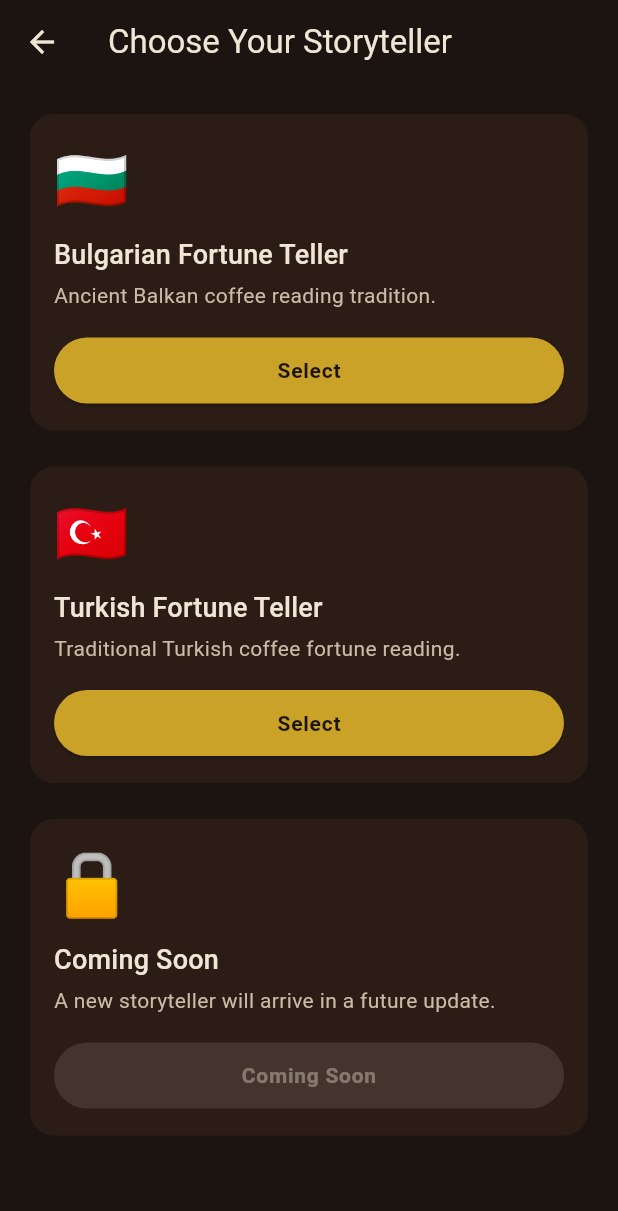
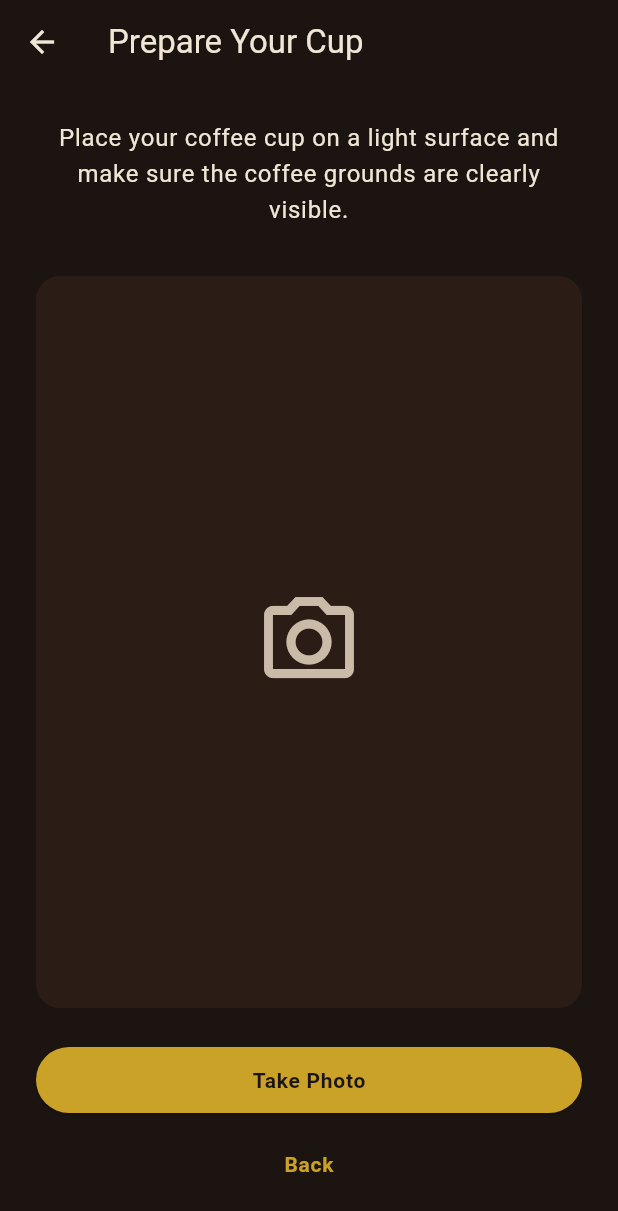
Before and after one commit to Thearchitectoftiles369/CupWhisper, a Flutter app: the ChooseStorytellerScreen screen opened directly, after a tap on "Select", on a phone screen of 412 x 824 dp. Shown: the top 1211 px of the screen. Run offline on Flutter 3.47's test engine with Material 3 defaults, Android fonts, the phone set to English and light mode, and no system bars; our stand-ins replace flutter_riverpod.

Commit message:
Wire ChooseStorytellerScreen navigation to CameraScreen, complete MVP flow through ReadingResultScreen

```diff
--- /dev/null
+++ b/flutter_app/lib/features/reading/camera_screen.dart
@@ -0,0 +1,70 @@
+import 'package:flutter/material.dart';
+import '../../core/theme/app_colors.dart';
+import '../../core/theme/app_radius.dart';
+import '../../core/theme/app_spacing.dart';
+import 'processing_screen.dart';
+
+class CameraScreen extends StatelessWidget {
+  const CameraScreen({super.key});
+
+  @override
+  Widget build(BuildContext context) {
+    final textTheme = Theme.of(context).textTheme;
+
+    return Scaffold(
+      appBar: AppBar(
+        title: const Text('Prepare Your Cup'),
+      ),
+      body: SafeArea(
+        child: Padding(
+          padding: const EdgeInsets.all(AppSpacing.lg),
+          child: Column(
+            children: [
+              Text(
+                'Place your coffee cup on a light surface and make sure the coffee grounds are clearly visible.',
+                style: textTheme.bodyLarge,
+                textAlign: TextAlign.center,
+              ),
+              const SizedBox(height: AppSpacing.xl),
+              Expanded(
+                child: Container(
+                  width: double.infinity,
+                  decoration: BoxDecoration(
+                    color: AppColors.darkChocolate,
+                    borderRadius: BorderRadius.circular(AppRadius.lg),
+                  ),
+                  child: const Center(
+                    child: Icon(
+                      Icons.camera_alt_outlined,
+                      size: 72,
+                      color: AppColors.warmCreamMuted,
+                    ),
+                  ),
+                ),
+              ),
+              const SizedBox(height: AppSpacing.lg),
+              SizedBox(
+                width: double.infinity,
+                child: ElevatedButton(
+                  onPressed: () {
+                    Navigator.of(context).push(
+                      MaterialPageRoute(
+                        builder: (context) => const ProcessingScreen(),
+                      ),
+                    );
+                  },
+                  child: const Text('Take Photo'),
+                ),
+              ),
+              const SizedBox(height: AppSpacing.sm),
+              TextButton(
+                onPressed: () => Navigator.of(context).pop(),
+                child: const Text('Back'),
+              ),
+            ],
+          ),
+        ),
+      ),
+    );
+  }
+}
--- a/flutter_app/lib/features/storytellers/choose_storyteller_screen.dart
+++ b/flutter_app/lib/features/storytellers/choose_storyteller_screen.dart
@@ -1,6 +1,7 @@
 import 'package:flutter/material.dart';
 import '../../core/theme/app_colors.dart';
 import '../../core/theme/app_spacing.dart';
+import '../reading/camera_screen.dart';
 
 class ChooseStorytellerScreen extends StatelessWidget {
   const ChooseStorytellerScreen({super.key});
@@ -77,7 +78,15 @@ class _StorytellerCard extends StatelessWidget {
             SizedBox(
               width: double.infinity,
               child: ElevatedButton(
-                onPressed: enabled ? () {} : null,
+                onPressed: enabled
+                    ? () {
+                        Navigator.of(context).push(
+                          MaterialPageRoute(
+                            builder: (context) => const CameraScreen(),
+                          ),
+                        );
+                      }
+                    : null,
                 style: enabled
                     ? null
                     : ElevatedButton.styleFrom(
```
Also changed, not shown: flutter_app/lib/features/reading/processing_screen.dart (added, +60 -0 lines), flutter_app/lib/features/reading/reading_result_screen.dart (added, +50 -0 lines), 1 other file.
